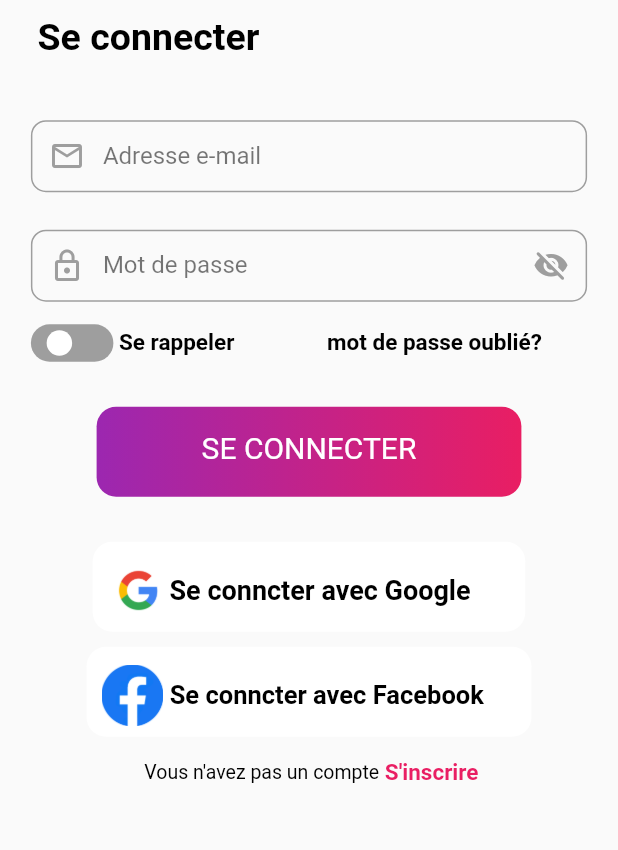
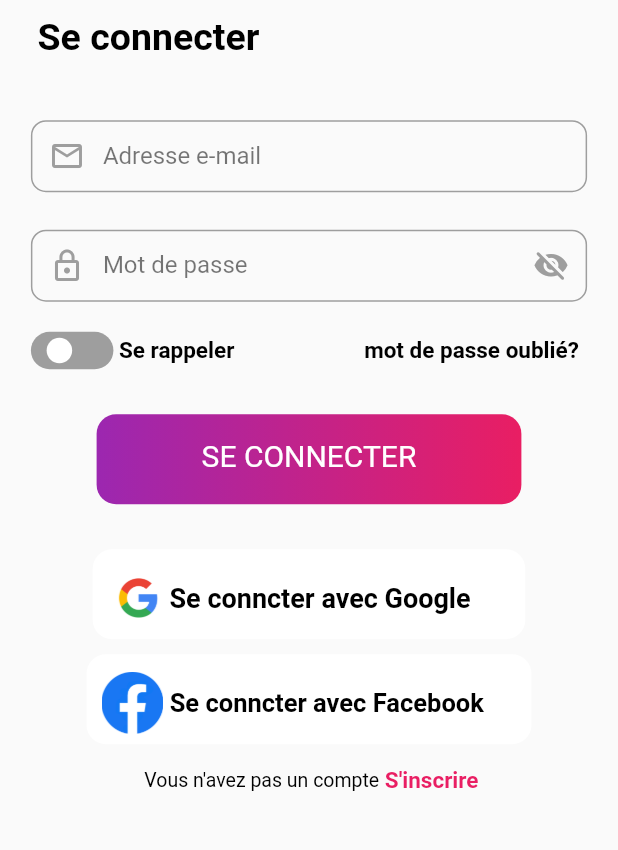
Before and after one commit to Obed-97/neta_event, a Flutter app: the SignUp screen opened by its route, after a tap on "Se connecter", on a phone screen of 412 x 824 dp, the part 337-1187 px from its top. Run offline on Flutter 3.47's test engine with Material 2 defaults, Android fonts, the phone set to English and light mode, and no system bars; drawn by our look-alikes of flutter_switch.

```diff
--- a/lib/Inscription/SignIn.dart
+++ b/lib/Inscription/SignIn.dart
@@ -134,7 +134,7 @@ class _SignIn_State extends State<SignIn>
           ),
         ),
       ),
-      SizedBox(height: 15,),
+      SizedBox(height: 20,),
       Center(
         child: SizedBox(width: MediaQuery.of(context).size.width *0.9,
           child: Row(children: [
@@ -162,7 +162,7 @@ class _SignIn_State extends State<SignIn>
                 color: Colors.black,
               ),
             ),
-            SizedBox(width: MediaQuery.of(context).size.width *0.15,),
+            SizedBox(width: MediaQuery.of(context).size.width * 0.21,),
             InkWell(
               onTap: () {
 
--- a/lib/Inscription/SignUp.dart
+++ b/lib/Inscription/SignUp.dart
@@ -260,7 +260,7 @@ class SignUpState extends State<SignUp>
           color: Colors.grey,
         ),
         ),),
-      SizedBox(height: 20,),
+      SizedBox(height: 10,),
       Center(child:SizedBox(
         width: MediaQuery.of(context).size.width * 0.7,
         child: InkWell(
```
